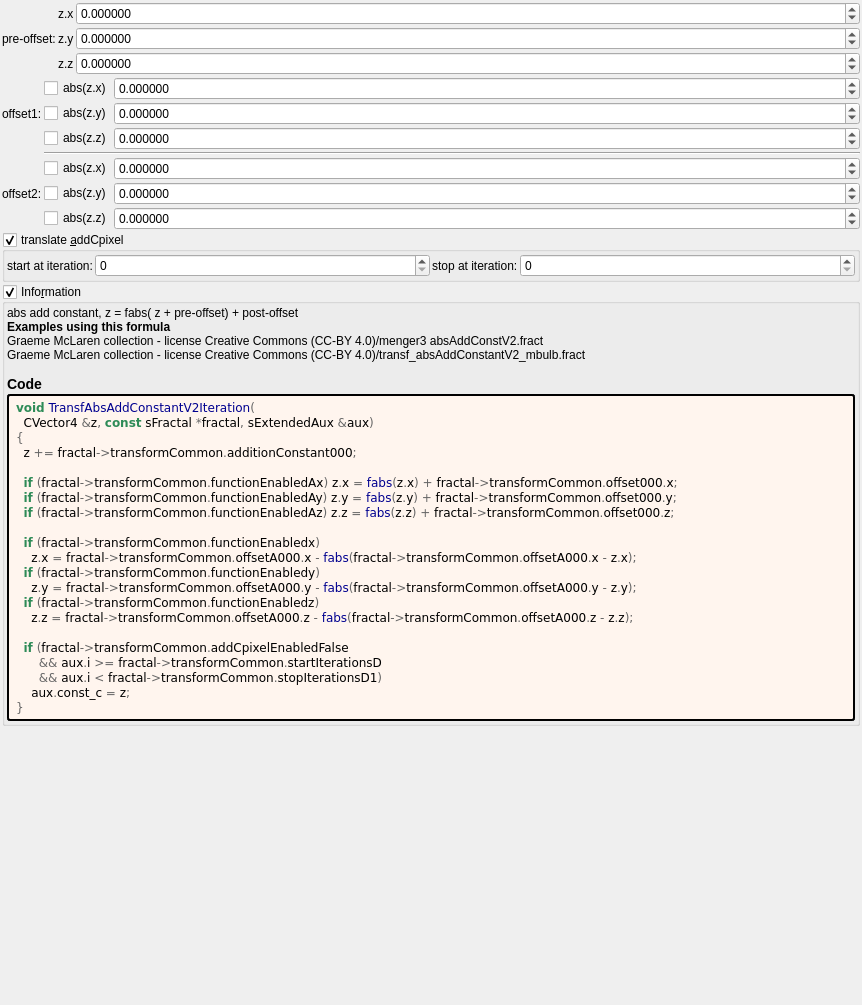
Above: mandelbulber2/formula/ui/transf_abs_add_constant_v2.ui from buddhi1980/mandelbulber2 before the change. Below: the same form after it.
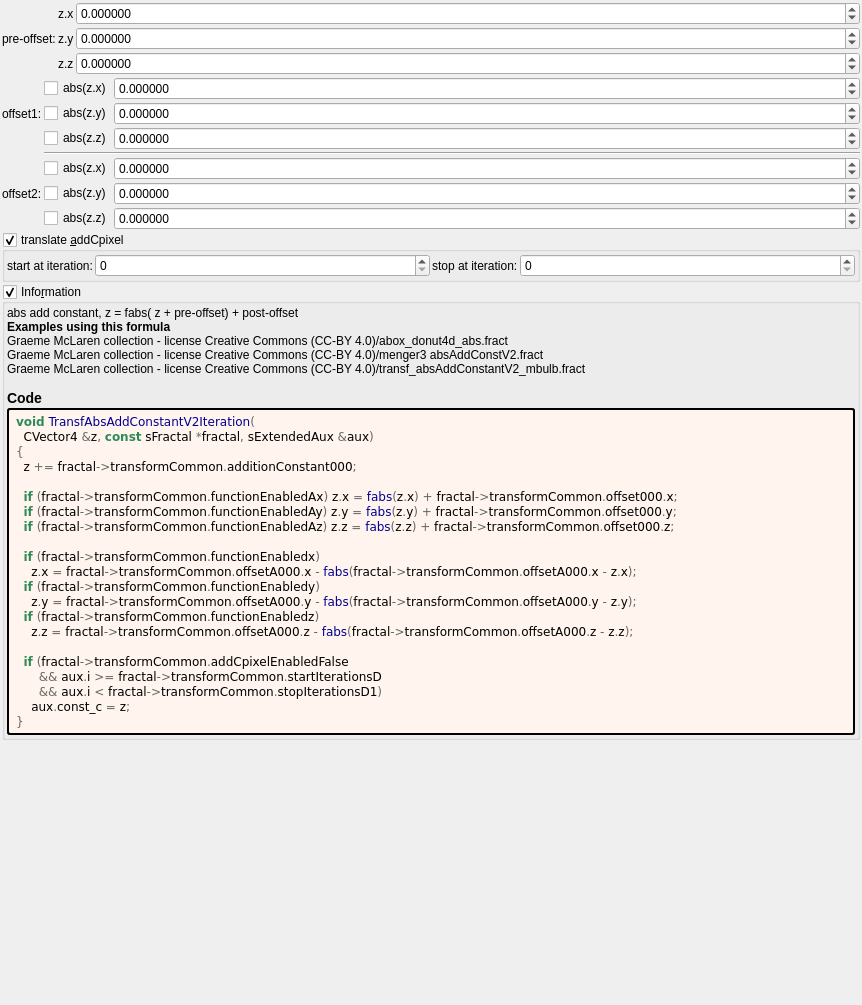
That is the form after the change. Custom widgets are drawn as their Qt base class.

```diff
--- a/mandelbulber2/formula/ui/transf_abs_add_constant_v2.ui
+++ b/mandelbulber2/formula/ui/transf_abs_add_constant_v2.ui
@@ -486,7 +486,7 @@
         <property name="text">
          <string notr="true">&lt;p&gt;abs add  constant,  z = fabs( z + pre-offset) + post-offset&lt;/p&gt;&lt;table&gt;
 &lt;/table&gt;
-&lt;br&gt;&lt;b&gt;Examples using this formula&lt;/b&gt;&lt;br&gt;Graeme McLaren  collection - license Creative Commons  (CC-BY 4.0)/menger3 absAddConstV2.fract&lt;br&gt;Graeme McLaren  collection - license Creative Commons  (CC-BY 4.0)/transf_absAddConstantV2_mbulb.fract&lt;h3&gt;Code&lt;/h3&gt;</string>
+&lt;br&gt;&lt;b&gt;Examples using this formula&lt;/b&gt;&lt;br&gt;Graeme McLaren  collection - license Creative Commons  (CC-BY 4.0)/abox_donut4d_abs.fract&lt;br&gt;Graeme McLaren  collection - license Creative Commons  (CC-BY 4.0)/menger3 absAddConstV2.fract&lt;br&gt;Graeme McLaren  collection - license Creative Commons  (CC-BY 4.0)/transf_absAddConstantV2_mbulb.fract&lt;h3&gt;Code&lt;/h3&gt;</string>
         </property>
         <property name="wordWrap">
          <bool>true</bool>
```
